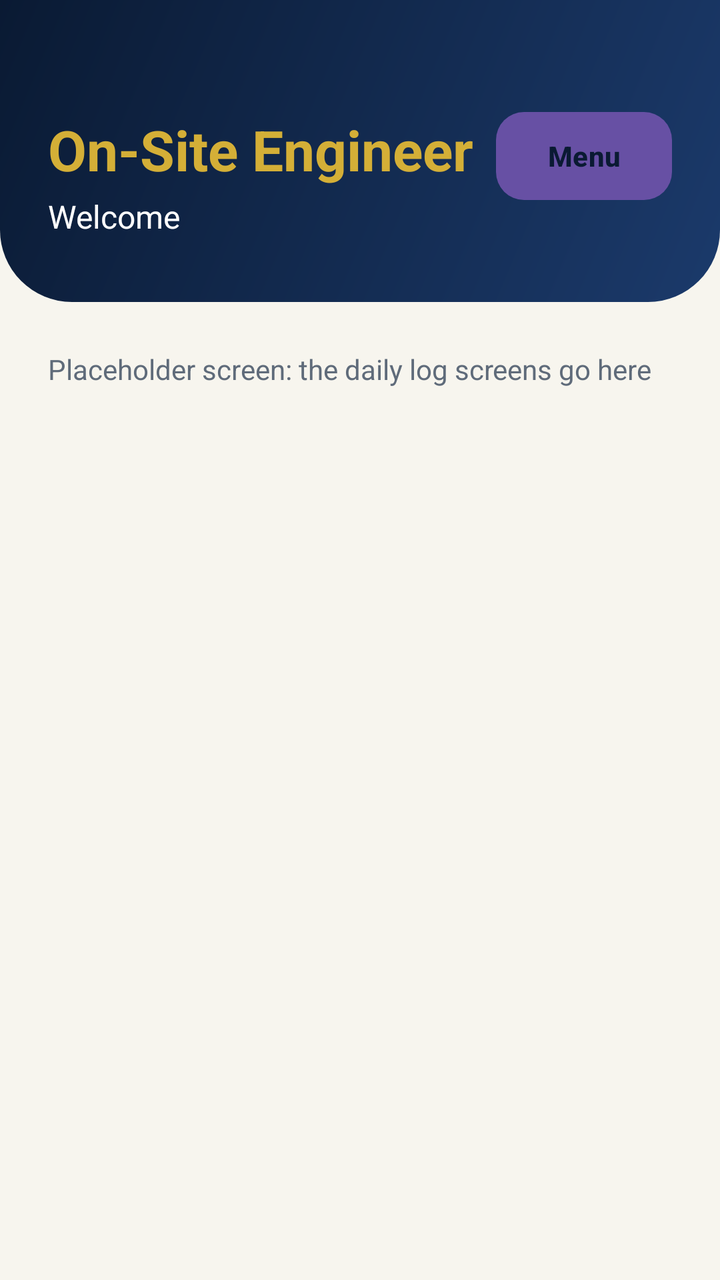
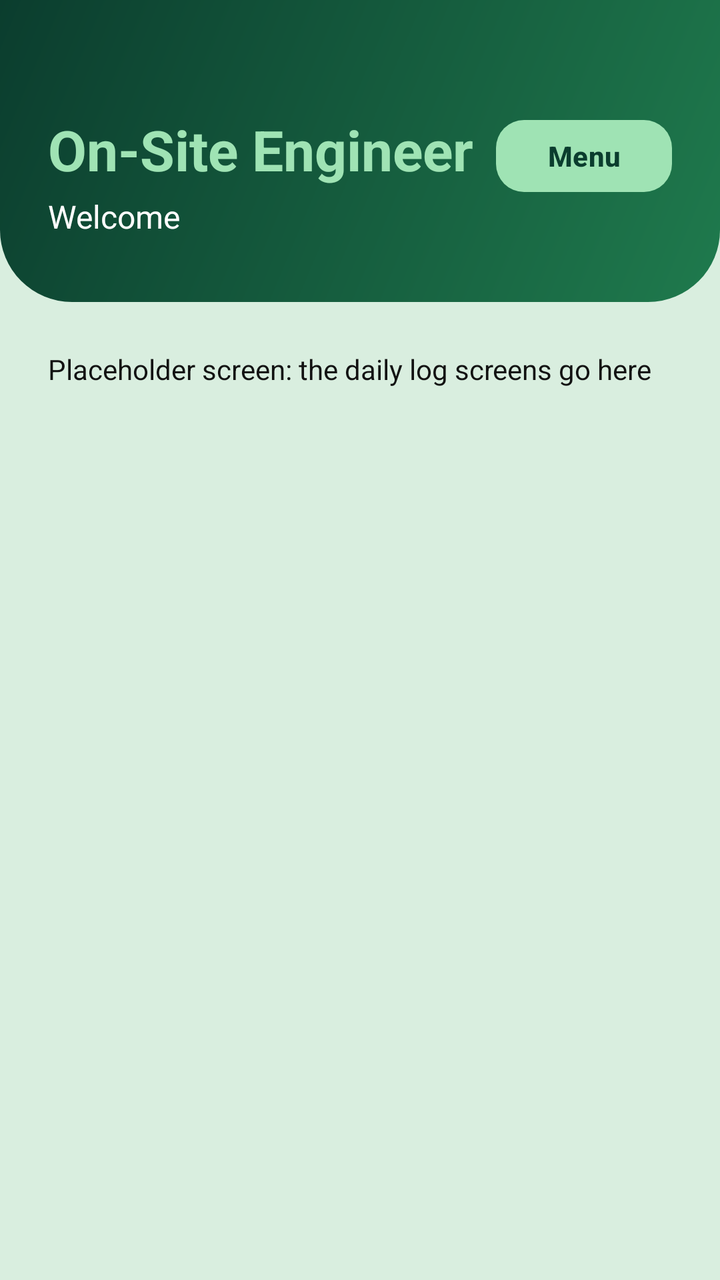

The first picture is an Android layout as it rendered before a commit; the second is the same layout after the commit. The layout source and the unified diff follow.
<!-- AndroidManifest.xml: application theme Theme.BuildTrack_v1 -->
<!-- res/layout/activity_engineer_home.xml -->
<?xml version="1.0" encoding="utf-8"?>
<RelativeLayout xmlns:android="http://schemas.android.com/apk/res/android"
    android:layout_width="match_parent"
    android:layout_height="match_parent"
    android:background="@color/cream">

    <RelativeLayout
        android:id="@+id/topBar"
        android:layout_width="match_parent"
        android:layout_height="wrap_content"
        android:background="@drawable/bg_header"
        android:paddingStart="24dp"
        android:paddingTop="56dp"
        android:paddingEnd="24dp"
        android:paddingBottom="32dp">

        <TextView
            android:id="@+id/tvRole"
            android:layout_width="wrap_content"
            android:layout_height="wrap_content"
            android:text="On-Site Engineer"
            android:textColor="@color/gold"
            android:textSize="28sp"
            android:textStyle="bold" />

        <TextView
            android:id="@+id/tvWelcome"
            android:layout_width="wrap_content"
            android:layout_height="wrap_content"
            android:layout_below="@id/tvRole"
            android:layout_marginTop="4dp"
            android:text="Welcome"
            android:textColor="@color/white"
            android:textSize="16sp" />

        <Button
            android:id="@+id/btnMenu"
            android:layout_width="wrap_content"
            android:layout_height="44dp"
            android:layout_alignParentEnd="true"
            android:background="@drawable/bg_button_gold"
            android:backgroundTint="@null"
            android:text="Menu"
            android:textAllCaps="false"
            android:textColor="@color/navy_dark"
            android:textStyle="bold" />
    </RelativeLayout>

    <TextView
        android:id="@+id/tvPlaceholder"
        android:layout_width="match_parent"
        android:layout_height="wrap_content"
        android:layout_below="@id/topBar"
        android:layout_marginStart="24dp"
        android:layout_marginTop="24dp"
        android:layout_marginEnd="24dp"
        android:text="Placeholder screen: the daily log screens go here"
        android:textColor="@color/grey_text"
        android:textSize="14sp" />
</RelativeLayout>
<!-- resources referenced by this layout -->
<resources>
  <color name="cream">#F7F5EE</color>
  <color name="gold">#D4AF37</color>
  <color name="grey_text">#5F6B7A</color>
  <color name="navy_dark">#0A1A33</color>
  <color name="white">#FFFFFFFF</color>
  <!-- drawable bg_button_gold (drawable) -->
  <?xml version="1.0" encoding="utf-8"?>
  <selector xmlns:android="http://schemas.android.com/apk/res/android">
      <item android:state_pressed="true">
          <shape android:shape="rectangle">
              <solid android:color="@color/yellow" />
              <corners android:radius="14dp" />
          </shape>
      </item>
      <item>
          <shape android:shape="rectangle">
              <solid android:color="@color/gold" />
              <corners android:radius="14dp" />
          </shape>
      </item>
  </selector>
  <!-- drawable bg_header (drawable) -->
  <?xml version="1.0" encoding="utf-8"?>
  <shape xmlns:android="http://schemas.android.com/apk/res/android"
      android:shape="rectangle">
      <gradient
          android:angle="315"
          android:endColor="@color/navy_light"
          android:startColor="@color/navy_dark" />
      <corners
          android:bottomLeftRadius="36dp"
          android:bottomRightRadius="36dp" />
  </shape>
  <style name="Theme.BuildTrack_v1" parent="Base.Theme.BuildTrack_v1" />
  <color name="yellow">#FFD54F</color>
  <color name="navy_light">#1B3A6B</color>
  <style name="Base.Theme.BuildTrack_v1" parent="Theme.Material3.DayNight.NoActionBar">
          
          
      </style>
</resources>

<!-- the commit's change to res/layout/activity_engineer_home.xml (unified diff, before → after) -->
@@ -1,14 +1,15 @@
 <?xml version="1.0" encoding="utf-8"?>
 <RelativeLayout xmlns:android="http://schemas.android.com/apk/res/android"
+    xmlns:app="http://schemas.android.com/apk/res-auto"
     android:layout_width="match_parent"
     android:layout_height="match_parent"
-    android:background="@color/cream">
+    android:background="@color/engineer_body">
 
     <RelativeLayout
         android:id="@+id/topBar"
         android:layout_width="match_parent"
         android:layout_height="wrap_content"
-        android:background="@drawable/bg_header"
+        android:background="@drawable/bg_header_engineer"
         android:paddingStart="24dp"
         android:paddingTop="56dp"
         android:paddingEnd="24dp"
@@ -19,7 +20,7 @@
             android:layout_width="wrap_content"
             android:layout_height="wrap_content"
             android:text="On-Site Engineer"
-            android:textColor="@color/gold"
+            android:textColor="@color/engineer_light"
             android:textSize="28sp"
             android:textStyle="bold" />
 
@@ -38,12 +39,12 @@
             android:layout_width="wrap_content"
             android:layout_height="44dp"
             android:layout_alignParentEnd="true"
-            android:background="@drawable/bg_button_gold"
-            android:backgroundTint="@null"
             android:text="Menu"
             android:textAllCaps="false"
-            android:textColor="@color/navy_dark"
-            android:textStyle="bold" />
+            android:textColor="@color/engineer_dark"
+            android:textStyle="bold"
+            app:backgroundTint="@color/engineer_light"
+            app:cornerRadius="14dp" />
     </RelativeLayout>
 
     <TextView
@@ -55,6 +56,6 @@
         android:layout_marginTop="24dp"
         android:layout_marginEnd="24dp"
         android:text="Placeholder screen: the daily log screens go here"
-        android:textColor="@color/grey_text"
+        android:textColor="@color/ink"
         android:textSize="14sp" />
 </RelativeLayout>
<!-- resource entries referenced after the edit -->
@@ -1,41 +1,24 @@
 <!-- resources referenced by this layout -->
 <resources>
-  <color name="cream">#F7F5EE</color>
-  <color name="gold">#D4AF37</color>
-  <color name="grey_text">#5F6B7A</color>
-  <color name="navy_dark">#0A1A33</color>
+  <color name="engineer_body">#D9EEDF</color>
+  <color name="engineer_dark">#0B3D2E</color>
+  <color name="engineer_light">#9FE3B4</color>
+  <color name="ink">#121212</color>
   <color name="white">#FFFFFFFF</color>
-  <!-- drawable bg_button_gold (drawable) -->
-  <?xml version="1.0" encoding="utf-8"?>
-  <selector xmlns:android="http://schemas.android.com/apk/res/android">
-      <item android:state_pressed="true">
-          <shape android:shape="rectangle">
-              <solid android:color="@color/yellow" />
-              <corners android:radius="14dp" />
-          </shape>
-      </item>
-      <item>
-          <shape android:shape="rectangle">
-              <solid android:color="@color/gold" />
-              <corners android:radius="14dp" />
-          </shape>
-      </item>
-  </selector>
-  <!-- drawable bg_header (drawable) -->
+  <!-- drawable bg_header_engineer (drawable) -->
   <?xml version="1.0" encoding="utf-8"?>
   <shape xmlns:android="http://schemas.android.com/apk/res/android"
       android:shape="rectangle">
       <gradient
           android:angle="315"
-          android:endColor="@color/navy_light"
-          android:startColor="@color/navy_dark" />
+          android:endColor="@color/engineer_mid"
+          android:startColor="@color/engineer_dark" />
       <corners
           android:bottomLeftRadius="36dp"
           android:bottomRightRadius="36dp" />
   </shape>
   <style name="Theme.BuildTrack_v1" parent="Base.Theme.BuildTrack_v1" />
-  <color name="yellow">#FFD54F</color>
-  <color name="navy_light">#1B3A6B</color>
+  <color name="engineer_mid">#1F7A4D</color>
   <style name="Base.Theme.BuildTrack_v1" parent="Theme.Material3.DayNight.NoActionBar">
           
           
